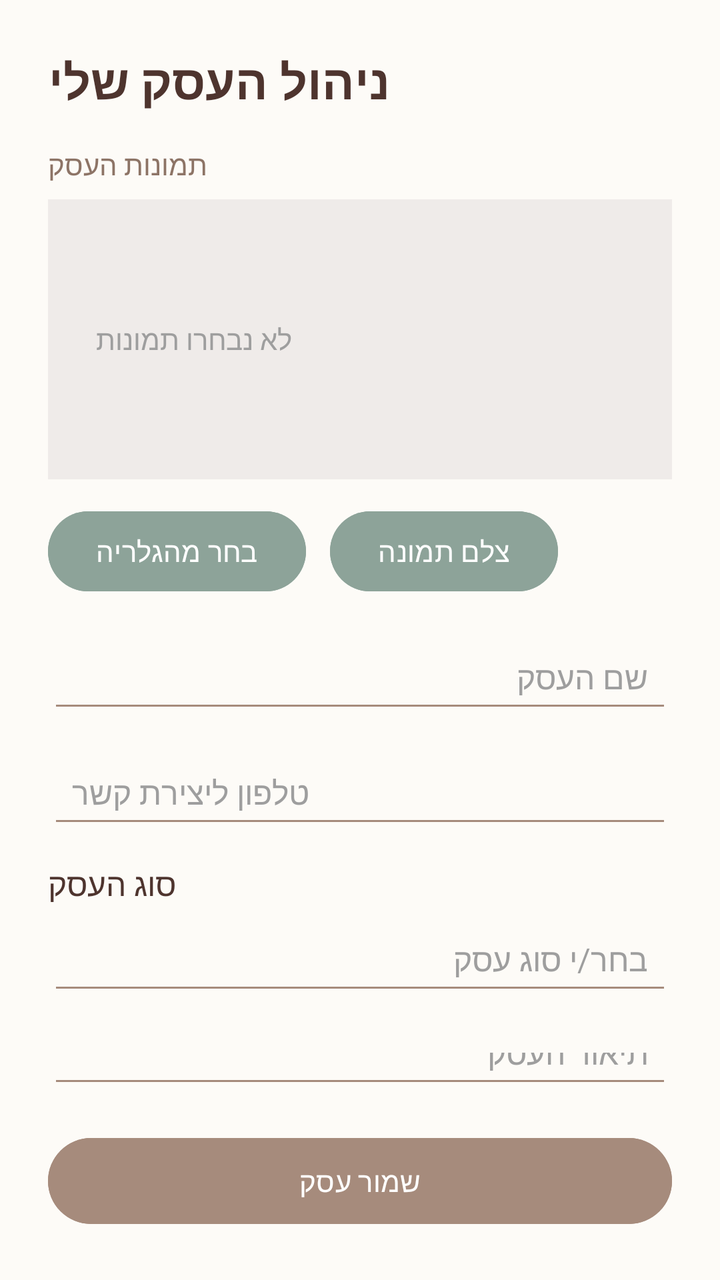
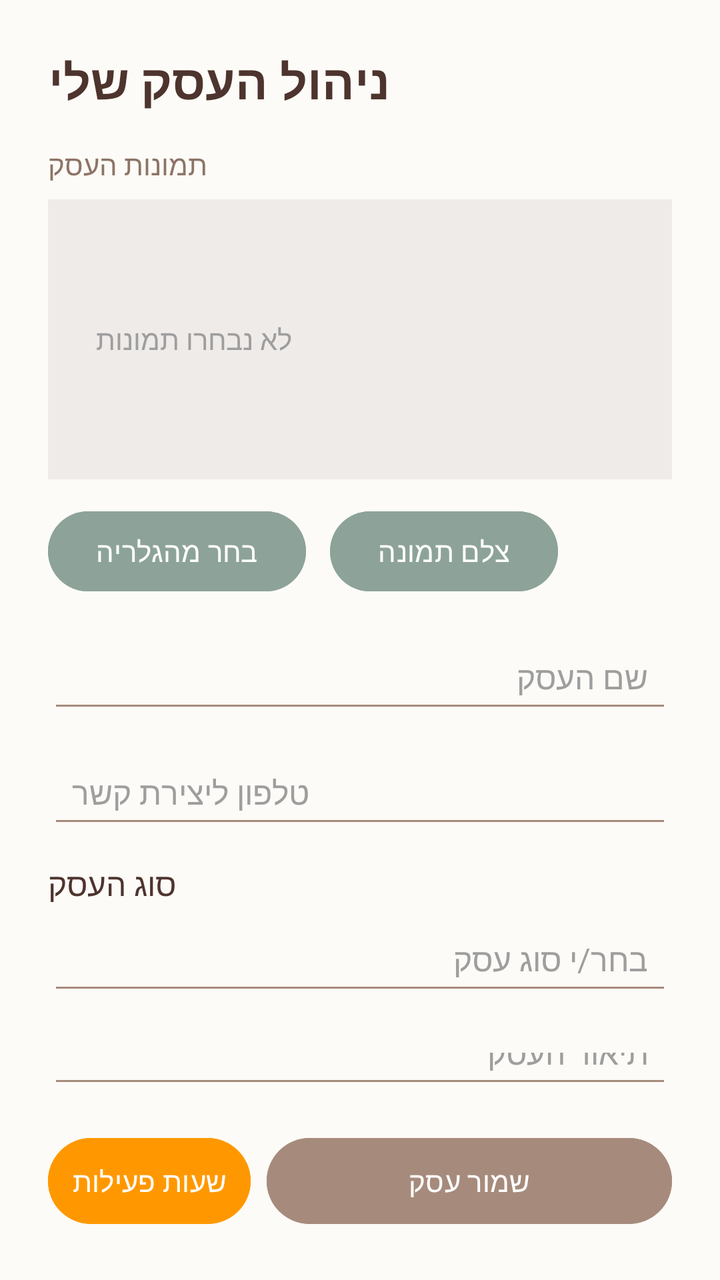

Two renders of the same Android screen: before a commit and after it. Below are the layout's source before the change and the commit's diff.
<!-- AndroidManifest.xml: application theme Theme.MyApplication -->
<!-- res/layout/activity_my_business_main.xml -->
<?xml version="1.0" encoding="utf-8"?>
<androidx.constraintlayout.widget.ConstraintLayout
    xmlns:android="http://schemas.android.com/apk/res/android"
    xmlns:app="http://schemas.android.com/apk/res-auto"
    xmlns:tools="http://schemas.android.com/tools"
    android:id="@+id/business_main_root"
    android:layout_width="match_parent"
    android:layout_height="match_parent"
    android:padding="24dp"
    android:background="@color/backgroundColor"
    tools:context=".MyBusinessMainActivity">

    <TextView
        android:id="@+id/tVTitle"
        android:layout_width="wrap_content"
        android:layout_height="wrap_content"
        android:text="ניהול העסק שלי"
        android:textSize="24sp"
        android:textStyle="bold"
        android:textColor="@color/textColor"
        app:layout_constraintTop_toTopOf="parent"
        app:layout_constraintStart_toStartOf="parent" />

    <TextView
        android:id="@+id/tvPhotosLabel"
        android:layout_width="wrap_content"
        android:layout_height="wrap_content"
        android:text="תמונות העסק"
        android:textSize="14sp"
        android:textColor="@color/colorPrimaryDark"
        android:layout_marginTop="16dp"
        app:layout_constraintTop_toBottomOf="@id/tVTitle"
        app:layout_constraintStart_toStartOf="parent"/>

    <HorizontalScrollView
        android:id="@+id/hsvImages"
        android:layout_width="0dp"
        android:layout_height="140dp"
        android:layout_marginTop="8dp"
        android:background="#EFEBE9"
        app:layout_constraintTop_toBottomOf="@id/tvPhotosLabel"
        app:layout_constraintStart_toStartOf="parent"
        app:layout_constraintEnd_toEndOf="parent">

        <LinearLayout
            android:id="@+id/previewContainer"
            android:layout_width="wrap_content"
            android:layout_height="match_parent"
            android:orientation="horizontal"
            android:gravity="center_vertical"
            android:padding="8dp">

            <TextView
                android:id="@+id/tvNoImages"
                android:layout_width="wrap_content"
                android:layout_height="wrap_content"
                android:text="לא נבחרו תמונות"
                android:textColor="#9E9E9E"
                android:layout_margin="16dp"/>
        </LinearLayout>
    </HorizontalScrollView>

    <Button
        android:id="@+id/btnChooseImage"
        android:layout_width="wrap_content"
        android:layout_height="wrap_content"
        android:text="בחר מהגלריה"
        android:backgroundTint="@color/colorAccent"
        android:textColor="#FFFFFF"
        app:cornerRadius="20dp"
        android:layout_marginTop="12dp"
        app:layout_constraintTop_toBottomOf="@id/hsvImages"
        app:layout_constraintStart_toStartOf="parent" />

    <Button
        android:id="@+id/btnTakePhoto"
        android:layout_width="wrap_content"
        android:layout_height="wrap_content"
        android:layout_marginStart="12dp"
        android:layout_marginTop="12dp"
        android:text="צלם תמונה"
        android:backgroundTint="@color/colorAccent"
        android:textColor="#FFFFFF"
        app:cornerRadius="20dp"
        app:layout_constraintStart_toEndOf="@+id/btnChooseImage"
        app:layout_constraintTop_toBottomOf="@+id/hsvImages" />

    <EditText
        android:id="@+id/eTBusinessName"
        android:layout_width="0dp"
        android:layout_height="wrap_content"
        android:layout_marginTop="16dp"
        android:hint="שם העסק"
        android:padding="12dp"
        android:backgroundTint="@color/colorPrimary"
        android:textColor="@color/textColor"
        android:textColorHint="#9E9E9E"
        android:textSize="16sp"
        app:layout_constraintTop_toBottomOf="@id/btnChooseImage"
        app:layout_constraintStart_toStartOf="parent"
        app:layout_constraintEnd_toEndOf="parent" />

    <EditText
        android:id="@+id/eTBusinessPhone"
        android:layout_width="0dp"
        android:layout_height="wrap_content"
        android:layout_marginTop="12dp"
        android:hint="טלפון ליצירת קשר"
        android:inputType="phone"
        android:padding="12dp"
        android:backgroundTint="@color/colorPrimary"
        android:textColor="@color/textColor"
        android:textColorHint="#9E9E9E"
        android:textSize="16sp"
        app:layout_constraintTop_toBottomOf="@id/eTBusinessName"
        app:layout_constraintStart_toStartOf="parent"
        app:layout_constraintEnd_toEndOf="parent" />

    <TextView
        android:id="@+id/tVBusinessTypeLabel"
        android:layout_width="wrap_content"
        android:layout_height="wrap_content"
        android:text="סוג העסק"
        android:textColor="@color/textColor"
        android:layout_marginTop="12dp"
        android:textSize="16sp"
        app:layout_constraintTop_toBottomOf="@id/eTBusinessPhone"
        app:layout_constraintStart_toStartOf="parent" />

    <AutoCompleteTextView
        android:id="@+id/autoBusinessType"
        android:layout_width="0dp"
        android:layout_height="wrap_content"
        android:layout_marginTop="4dp"
        android:hint="בחר/י סוג עסק"
        android:inputType="text"
        android:padding="12dp"
        android:backgroundTint="@color/colorPrimary"
        android:textColor="@color/textColor"
        android:textColorHint="#9E9E9E"
        android:textSize="16sp"
        app:layout_constraintTop_toBottomOf="@id/tVBusinessTypeLabel"
        app:layout_constraintStart_toStartOf="parent"
        app:layout_constraintEnd_toEndOf="parent" />

    <EditText
        android:id="@+id/eTBusinessDescription"
        android:layout_width="0dp"
        android:layout_height="0dp"
        android:hint="תיאור העסק"
        android:inputType="textMultiLine"
        android:gravity="top|start"
        android:minLines="4"
        android:padding="12dp"
        android:backgroundTint="@color/colorPrimary"
        android:textColor="@color/textColor"
        android:textColorHint="#9E9E9E"
        android:textSize="16sp"
        android:layout_marginTop="12dp"
        android:layout_marginBottom="16dp"
        app:layout_constraintTop_toBottomOf="@id/autoBusinessType"
        app:layout_constraintStart_toStartOf="parent"
        app:layout_constraintEnd_toEndOf="parent"
        app:layout_constraintBottom_toTopOf="@id/buttonsContainer" />

    <LinearLayout
        android:id="@+id/buttonsContainer"
        android:layout_width="0dp"
        android:layout_height="wrap_content"
        android:orientation="horizontal"
        app:layout_constraintBottom_toBottomOf="parent"
        app:layout_constraintStart_toStartOf="parent"
        app:layout_constraintEnd_toEndOf="parent">

        <Button
            android:id="@+id/btnDeleteBusiness"
            android:layout_width="0dp"
            android:layout_height="wrap_content"
            android:layout_weight="1"
            android:text="מחק עסק"
            android:backgroundTint="#D32F2F"
            android:textColor="#FFFFFF"
            android:padding="12dp"
            app:cornerRadius="24dp"
            android:visibility="gone"
            android:layout_marginEnd="8dp"/>

        <Button
            android:id="@+id/btnSaveBusiness"
            android:layout_width="0dp"
            android:layout_height="wrap_content"
            android:layout_weight="2"
            android:text="שמור עסק"
            android:backgroundTint="@color/colorPrimary"
            android:textColor="#FFFFFF"
            android:padding="12dp"
            app:cornerRadius="24dp"/>

    </LinearLayout>

</androidx.constraintlayout.widget.ConstraintLayout>
<!-- resources referenced by this layout -->
<resources>
  <color name="backgroundColor">#FDFBF7</color>
  <color name="colorAccent">#8DA399</color>
  <color name="colorPrimary">#A68B7C</color>
  <color name="colorPrimaryDark">#8D7466</color>
  <color name="textColor">#4E342E</color>
  <style name="Theme.MyApplication" parent="Base.Theme.MyApplication" />
  <style name="Base.Theme.MyApplication" parent="Theme.Material3.DayNight.NoActionBar">
      </style>
</resources>

<!-- the commit's change to res/layout/activity_my_business_main.xml (unified diff, before → after) -->
@@ -186,6 +186,19 @@
             android:layout_marginEnd="8dp"/>
 
         <Button
+            android:id="@+id/btnManageHours"
+            android:layout_width="0dp"
+            android:layout_height="wrap_content"
+            android:layout_weight="1"
+            android:text="שעות פעילות"
+            android:backgroundTint="#FF9800"
+            android:textColor="#FFFFFF"
+            android:padding="12dp"
+            app:cornerRadius="24dp"
+            android:layout_marginEnd="8dp"/>
+
+
+        <Button
             android:id="@+id/btnSaveBusiness"
             android:layout_width="0dp"
             android:layout_height="wrap_content"
